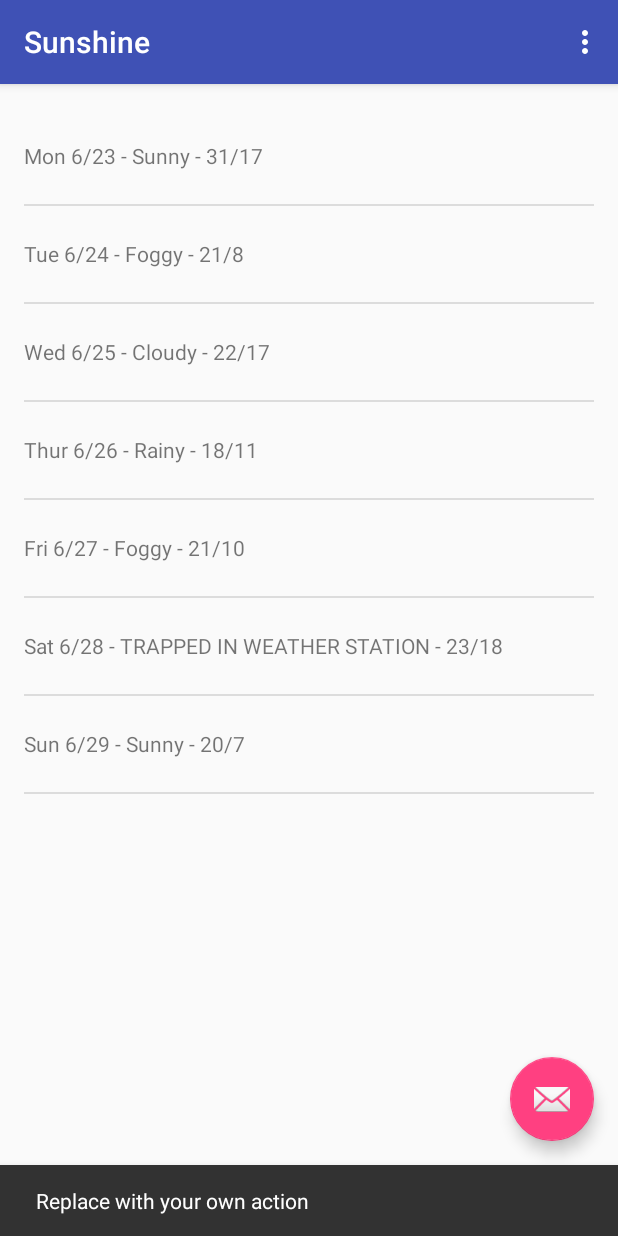
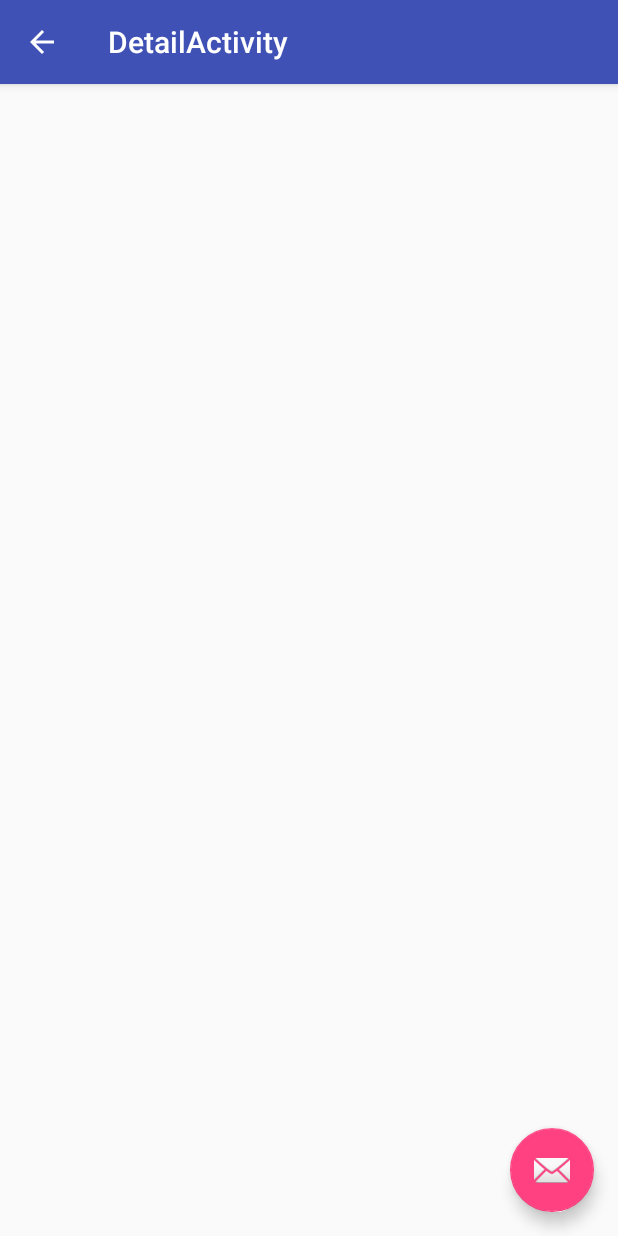
Before and after one commit to DellAnderson/Sunshine, an Android app: the screen it shows after launch (MainActivity before the commit, DetailActivity after it), after a tap on "Mon 6/23 - Sunny - 31/17", on a phone screen of 412 x 824 dp. Run offline under Robolectric (Android 15) with nearby library versions, the phone set to English and light mode, and no system bars; 1 other tap on this screen came first.

Commit message:
Add detail activity (basic with fragment) & explicit Intent

```diff
--- /dev/null
+++ b/app/src/main/java/com/anim8/edu/sunshine/DetailActivity.java
@@ -0,0 +1,30 @@
+package com.anim8.edu.sunshine;
+
+import android.os.Bundle;
+import android.support.design.widget.FloatingActionButton;
+import android.support.design.widget.Snackbar;
+import android.support.v7.app.AppCompatActivity;
+import android.support.v7.widget.Toolbar;
+import android.view.View;
+
+public class DetailActivity extends AppCompatActivity {
+
+    @Override
+    protected void onCreate(Bundle savedInstanceState) {
+        super.onCreate(savedInstanceState);
+        setContentView(R.layout.activity_detail);
+        Toolbar toolbar = (Toolbar) findViewById(R.id.toolbar);
+        setSupportActionBar(toolbar);
+
+        FloatingActionButton fab = (FloatingActionButton) findViewById(R.id.fab);
+        fab.setOnClickListener(new View.OnClickListener() {
+            @Override
+            public void onClick(View view) {
+                Snackbar.make(view, "Replace with your own action", Snackbar.LENGTH_LONG)
+                        .setAction("Action", null).show();
+            }
+        });
+        getSupportActionBar().setDisplayHomeAsUpEnabled(true);
+    }
+
+}
--- /dev/null
+++ b/app/src/main/java/com/anim8/edu/sunshine/DetailActivityFragment.java
@@ -0,0 +1,22 @@
+package com.anim8.edu.sunshine;
+
+import android.support.v4.app.Fragment;
+import android.os.Bundle;
+import android.view.LayoutInflater;
+import android.view.View;
+import android.view.ViewGroup;
+
+/**
+ * A placeholder fragment containing a simple view.
+ */
+public class DetailActivityFragment extends Fragment {
+
+    public DetailActivityFragment() {
+    }
+
+    @Override
+    public View onCreateView(LayoutInflater inflater, ViewGroup container,
+                             Bundle savedInstanceState) {
+        return inflater.inflate(R.layout.fragment_detail, container, false);
+    }
+}
--- a/app/src/main/java/com/anim8/edu/sunshine/ForecastFragment.java
+++ b/app/src/main/java/com/anim8/edu/sunshine/ForecastFragment.java
@@ -1,6 +1,7 @@
 package com.anim8.edu.sunshine;
 
 import android.Manifest;
+import android.content.Intent;
 import android.content.pm.PackageManager;
 import android.net.Uri;
 import android.os.AsyncTask;
@@ -18,7 +19,6 @@ import android.view.ViewGroup;
 import android.widget.AdapterView;
 import android.widget.ArrayAdapter;
 import android.widget.ListView;
-import android.widget.Toast;
 
 import org.json.JSONArray;
 import org.json.JSONException;
@@ -151,7 +151,10 @@ public class ForecastFragment extends Fragment {
                 String forecast = mForecastAdapter.getItem(position); //get text from ArrayList item clicked
                 //also works
                 //String forecast = adapterView.getItemAtPosition(position).toString();
-                Toast.makeText(getActivity(), forecast, LENGTH_LONG).show();
+                //Toast.makeText(getActivity(), forecast, LENGTH_LONG).show();
+                Intent detailIntent = new Intent(getActivity(), DetailActivity.class);
+                detailIntent.putExtra(Intent.EXTRA_TEXT, forecast);
+                startActivity(detailIntent);
             }
         });
 
--- /dev/null
+++ b/app/src/main/res/layout/activity_detail.xml
@@ -0,0 +1,35 @@
+<?xml version="1.0" encoding="utf-8"?>
+<android.support.design.widget.CoordinatorLayout
+    xmlns:android="http://schemas.android.com/apk/res/android"
+    xmlns:app="http://schemas.android.com/apk/res-auto"
+    xmlns:tools="http://schemas.android.com/tools"
+    android:layout_width="match_parent"
+    android:layout_height="match_parent"
+    android:fitsSystemWindows="true"
+    tools:context="com.anim8.edu.sunshine.DetailActivity">
+
+    <android.support.design.widget.AppBarLayout
+        android:layout_width="match_parent"
+        android:layout_height="wrap_content"
+        android:theme="@style/AppTheme.AppBarOverlay">
+
+        <android.support.v7.widget.Toolbar
+            android:id="@+id/toolbar"
+            android:layout_width="match_parent"
+            android:layout_height="?attr/actionBarSize"
+            android:background="?attr/colorPrimary"
+            app:popupTheme="@style/AppTheme.PopupOverlay"/>
+
+    </android.support.design.widget.AppBarLayout>
+
+    <include layout="@layout/content_detail"/>
+
+    <android.support.design.widget.FloatingActionButton
+        android:id="@+id/fab"
+        android:layout_width="wrap_content"
+        android:layout_height="wrap_content"
+        android:layout_gravity="bottom|end"
+        android:layout_margin="@dimen/fab_margin"
+        android:src="@android:drawable/ic_dialog_email"/>
+
+</android.support.design.widget.CoordinatorLayout>
--- /dev/null
+++ b/app/src/main/res/layout/fragment_detail.xml
@@ -0,0 +1,13 @@
+<RelativeLayout xmlns:android="http://schemas.android.com/apk/res/android"
+                xmlns:tools="http://schemas.android.com/tools"
+                android:layout_width="match_parent"
+                android:layout_height="match_parent"
+                android:paddingBottom="@dimen/activity_vertical_margin"
+                android:paddingLeft="@dimen/activity_horizontal_margin"
+                android:paddingRight="@dimen/activity_horizontal_margin"
+                android:paddingTop="@dimen/activity_vertical_margin"
+                tools:context="com.anim8.edu.sunshine.DetailActivityFragment"
+                tools:showIn="@layout/activity_detail">
+
+
+</RelativeLayout>
--- a/app/src/main/res/values/strings.xml
+++ b/app/src/main/res/values/strings.xml
@@ -2,4 +2,5 @@
     <string name="app_name">Sunshine</string>
     <string name="action_settings">Settings</string>
     <string name="action_refresh" translatable="false">Refresh</string>
+    <string name="title_activity_detail">DetailActivity</string>
 </resources>
```
Also changed, not shown: app/src/main/AndroidManifest.xml (+10 -3 lines), app/src/main/res/layout/content_detail.xml (added, +9 -0 lines), app/src/main/res/menu/menu_detail.xml (added, +10 -0 lines).
